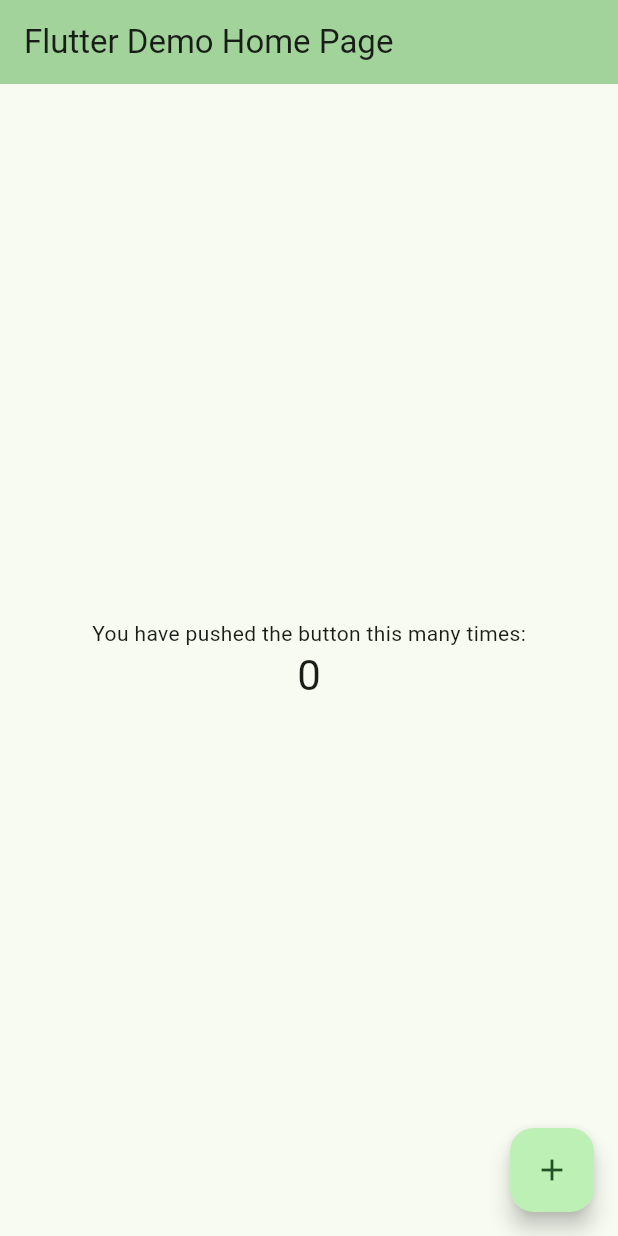
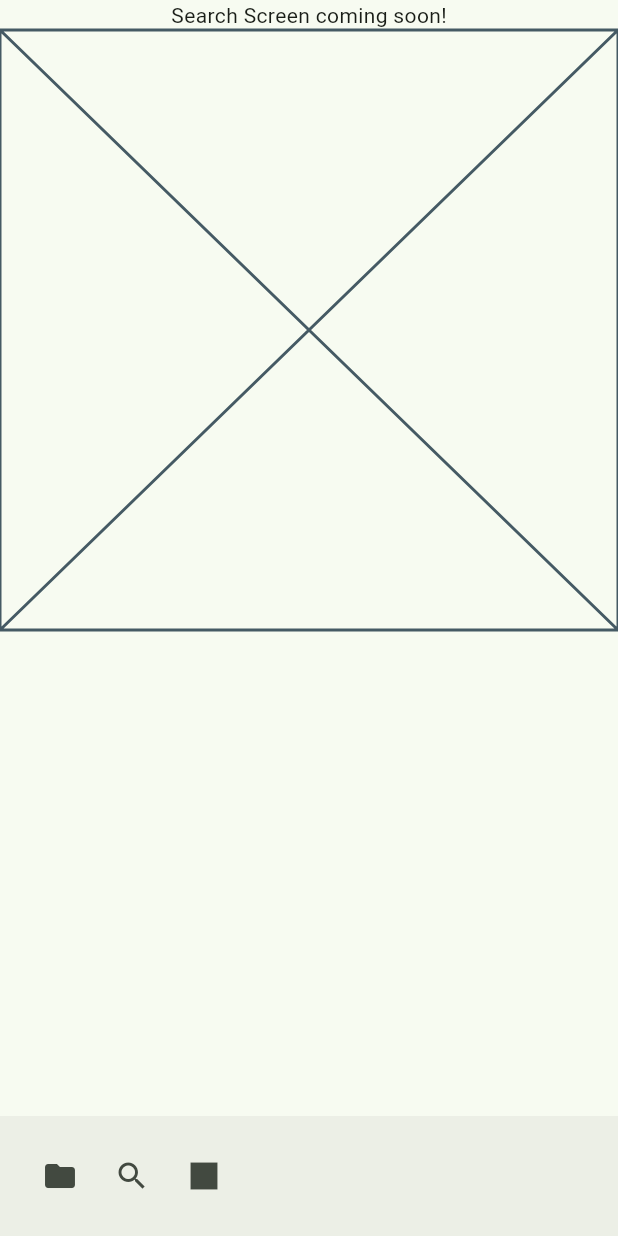
Before and after one commit to AJPASHA/dreamkeeper, a Flutter app: the screen it shows after launch, on a phone screen of 412 x 824 dp. Run offline on Flutter 3.47's test engine with Material 3 defaults, Android fonts, the phone set to English and light mode, and no system bars.

Commit message:
implementing Core Navigation

```diff
--- a/lib/main.dart
+++ b/lib/main.dart
@@ -1,3 +1,4 @@
+import 'package:dreamkeeper/pages/index/index.dart';
 import 'package:flutter/material.dart';
 
 void main() {
@@ -13,113 +14,99 @@
     return MaterialApp(
       title: 'Flutter Demo',
       theme: ThemeData(
-        // This is the theme of your application.
-        //
-        // TRY THIS: Try running your application with "flutter run". You'll see
-        // the application has a purple toolbar. Then, without quitting the app,
-        // try changing the seedColor in the colorScheme below to Colors.green
-        // and then invoke "hot reload" (save your changes or press the "hot
-        // reload" button in a Flutter-supported IDE, or press "r" if you used
-        // the command line to start the app).
-        //
-        // Notice that the counter didn't reset back to zero; the application
-        // state is not lost during the reload. To reset the state, use hot
-        // restart instead.
-        //
-        // This works for code too, not just values: Most code changes can be
-        // tested with just a hot reload.
         colorScheme: ColorScheme.fromSeed(seedColor: Colors.green),
         useMaterial3: true,
       ),
-      home: const MyHomePage(title: 'Flutter Demo Home Page'),
+      // onGenerateRoute:RouteGenerator.generateRoute,
+      home: const Index(),
     );
   }
 }
 
-class MyHomePage extends StatefulWidget {
-  const MyHomePage({super.key, required this.title});
+// class MyHomePage extends StatefulWidget {
+//   const MyHomePage({super.key, required this.title});
 
-  // This widget is the home page of your application. It is stateful, meaning
-  // that it has a State object (defined below) that contains fields that affect
-  // how it looks.
+//   // This widget is the home page of your application. It is stateful, meaning
+//   // that it has a State object (defined below) that contains fields that affect
+//   // how it looks.
 
-  // This class is the configuration for the state. It holds the values (in this
-  // case the title) provided by the parent (in this case the App widget) and
-  // used by the build method of the State. Fields in a Widget subclass are
-  // always marked "final".
+//   // This class is the configuration for the state. It holds the values (in this
+//   // case the title) provided by the parent (in this case the App widget) and
+//   // used by the build method of the State. Fields in a Widget subclass are
+//   // always marked "final".
 
-  final String title;
+//   final String title;
 
-  @override
-  State<MyHomePage> createState() => _MyHomePageState();
-}
+//   @override
+//   State<MyHomePage> createState() => _MyHomePageState();
+// }
 
-class _MyHomePageState extends State<MyHomePage> {
-  int _counter = 0;
+// class _MyHomePageState extends State<MyHomePage> {
+//   int _counter = 0;
 
-  void _incrementCounter() {
-    setState(() {
-      // This call to setState tells the Flutter framework that something has
-      // changed in this State, which causes it to rerun the build method below
-      // so that the display can reflect the updated values. If we changed
-      // _counter without calling setState(), then the build method would not be
-      // called again, and so nothing would appear to happen.
-      _counter++;
-    });
-  }
+//   void _incrementCounter() {
+//     setState(() {
+//       // This call to setState tells the Flutter framework that something has
+//       // changed in this State, which causes it to rerun the build method below
+//       // so that the display can reflect the updated values. If we changed
+//       // _counter without calling setState(), then the build method would not be
+//       // called again, and so nothing would appear to happen.
+//       _counter++;
+//     });
+//   }
 
-  @override
-  Widget build(BuildContext context) {
-    // This method is rerun every time setState is called, for instance as done
-    // by the _incrementCounter method above.
-    //
-    // The Flutter framework has been optimized to make rerunning build methods
-    // fast, so that you can just rebuild anything that needs updating rather
-    // than having to individually change instances of widgets.
-    return Scaffold(
-      appBar: AppBar(
-        // TRY THIS: Try changing the color here to a specific color (to
-        // Colors.amber, perhaps?) and trigger a hot reload to see the AppBar
-        // change color while the other colors stay the same.
-        backgroundColor: Theme.of(context).colorScheme.inversePrimary,
-        // Here we take the value from the MyHomePage object that was created by
-        // the App.build method, and use it to set our appbar title.
-        title: Text(widget.title),
-      ),
-      body: Center(
-        // Center is a layout widget. It takes a single child and positions it
-        // in the middle of the parent.
-        child: Column(
-          // Column is also a layout widget. It takes a list of children and
-          // arranges them vertically. By default, it sizes itself to fit its
-          // children horizontally, and tries to be as tall as its parent.
-          //
-          // Column has various properties to control how it sizes itself and
-          // how it positions its children. Here we use mainAxisAlignment to
-          // center the children vertically; the main axis here is the vertical
-          // axis because Columns are vertical (the cross axis would be
-          // horizontal).
-          //
-          // TRY THIS: Invoke "debug painting" (choose the "Toggle Debug Paint"
-          // action in the IDE, or press "p" in the console), to see the
-          // wireframe for each widget.
-          mainAxisAlignment: MainAxisAlignment.center,
-          children: <Widget>[
-            const Text(
-              'You have pushed the button this many times:',
-            ),
-            Text(
-              '$_counter',
-              style: Theme.of(context).textTheme.headlineMedium,
-            ),
-          ],
-        ),
-      ),
-      floatingActionButton: FloatingActionButton(
-        onPressed: _incrementCounter,
-        tooltip: 'Increment',
-        child: const Icon(Icons.add),
-      ), // This trailing comma makes auto-formatting nicer for build methods.
-    );
-  }
-}
+//   @override
+//   Widget build(BuildContext context) {
+//     // This method is rerun every time setState is called, for instance as done
+//     // by the _incrementCounter method above.
+//     //
+//     // The Flutter framework has been optimized to make rerunning build methods
+//     // fast, so that you can just rebuild anything that needs updating rather
+//     // than having to individually change instances of widgets.
+//     return Scaffold(
+//       appBar: AppBar(
+//         // TRY THIS: Try changing the color here to a specific color (to
+//         // Colors.amber, perhaps?) and trigger a hot reload to see the AppBar
+//         // change color while the other colors stay the same.
+//         backgroundColor: Theme.of(context).colorScheme.inversePrimary,
+//         // Here we take the value from the MyHomePage object that was created by
+//         // the App.build method, and use it to set our appbar title.
+//         title: Text(widget.title),
+//       ),
+//       body: Center(
+//         // Center is a layout widget. It takes a single child and positions it
+//         // in the middle of the parent.
+//         child: Column(
+//           // Column is also a layout widget. It takes a list of children and
+//           // arranges them vertically. By default, it sizes itself to fit its
+//           // children horizontally, and tries to be as tall as its parent.
+//           //
+//           // Column has various properties to control how it sizes itself and
+//           // how it positions its children. Here we use mainAxisAlignment to
+//           // center the children vertically; the main axis here is the vertical
+//           // axis because Columns are vertical (the cross axis would be
+//           // horizontal).
+//           //
+//           // TRY THIS: Invoke "debug painting" (choose the "Toggle Debug Paint"
+//           // action in the IDE, or press "p" in the console), to see the
+//           // wireframe for each widget.
+//           mainAxisAlignment: MainAxisAlignment.center,
+//           children: <Widget>[
+//             const Text(
+//               'You have pushed the button this many times:',
+//             ),
+//             Text(
+//               '$_counter',
+//               style: Theme.of(context).textTheme.headlineMedium,
+//             ),
+//           ],
+//         ),
+//       ),
+//       floatingActionButton: FloatingActionButton(
+//         onPressed: _incrementCounter,
+//         tooltip: 'Increment',
+//         child: const Icon(Icons.add),
+//       ), // This trailing comma makes auto-formatting nicer for build methods.
+//     );
+//   }
+// }
--- /dev/null
+++ b/lib/pages/index/index.dart
@@ -0,0 +1,72 @@
+import 'package:flutter/material.dart';
+// Import Page widgets for the nav bar
+import 'pages/browser.dart';
+import 'pages/search.dart';
+import 'pages/tabs.dart';
+
+/// index.dart
+///
+/// The Home page of the app
+/// A navigation bar which is able to render widgets related to the core functionalities
+/// Can display contents relating to file browsing, searching for notes and the editor
+/// Access: Public
+///
+class Index extends StatefulWidget {
+  const Index({super.key});
+
+  @override
+  State<Index> createState() => _IndexState();
+}
+
+class _IndexState extends State<Index> {
+  Widget _currentView = Search();
+
+
+  @override
+  Widget build(BuildContext context) {
+
+    // The List of buttons in the nav bar
+    final List<IconButton> destinations = [
+      _buildBrowserButton(),
+      _buildSearchButton(),
+      _buildTabsButton(),
+    ];
+    // The list
+    final isMobile = Theme.of(context).platform == TargetPlatform.iOS ||
+                     Theme.of(context).platform == TargetPlatform.android;
+
+    // Navigator.of(context).pushNamed()
+    return Scaffold(
+      body: SafeArea(child: _currentView),
+      appBar: isMobile ? null : AppBar(
+        actions: destinations,
+      ),
+      bottomNavigationBar: !isMobile ? null : BottomAppBar(
+        child: Row(
+          children: destinations,
+        ),
+      ),
+    );
+  }
+
+
+  IconButton _buildBrowserButton() {
+    return IconButton(
+      icon: const Icon(Icons.folder),
+      onPressed: () => setState(() => _currentView= const Browser()),
+    );
+  }
+
+  IconButton _buildSearchButton() {
+    return IconButton(
+      icon: const Icon(Icons.search),
+      onPressed: () => setState(() => _currentView= const Search()),
+    );
+  }
+  IconButton _buildTabsButton() {
+    return IconButton(
+      icon: const Icon(Icons.square),
+      onPressed: () => setState(() => _currentView= const Tabs()),
+    );
+  }
+}
--- /dev/null
+++ b/lib/pages/index/pages/browser.dart
@@ -0,0 +1,19 @@
+
+import 'package:flutter/material.dart';
+/// The class for the file browser screen
+///
+class Browser extends StatelessWidget {
+  const Browser({super.key});
+
+  @override
+  Widget build(BuildContext context) {
+    return Scaffold (
+      body: Column(
+        children: [
+          Text("Browser Screen coming soon!"),
+          Placeholder(),
+        ],
+      )
+    );
+  }
+}
--- /dev/null
+++ b/lib/pages/index/pages/search.dart
@@ -0,0 +1,21 @@
+
+
+import 'package:flutter/material.dart';
+
+/// The class for the search bar screen
+///
+class Search extends StatelessWidget {
+  const Search({super.key});
+
+  @override
+  Widget build(BuildContext context) {
+    return Scaffold (
+      body: Column(
+        children: [
+          Text("Search Screen coming soon!"),
+          Placeholder(),
+        ],
+      )
+    );
+  }
+}
--- /dev/null
+++ b/lib/pages/index/pages/tabs.dart
@@ -0,0 +1,20 @@
+
+import 'package:flutter/material.dart';
+
+/// The class for the tabs screen
+///
+class Tabs extends StatelessWidget {
+  const Tabs({super.key});
+
+  @override
+  Widget build(BuildContext context) {
+    return Scaffold (
+      body: Column(
+        children: [
+          Text("Tab Switcher Screen coming soon!"),
+          Placeholder(),
+        ],
+      )
+    );
+  }
+}
```
Also changed, not shown: lib/route_generator.dart (added, +37 -0 lines), pubspec.yaml (+72 -8 lines), lib/pages/index/pages/editor.dart (added), lib/pages/index/pages/feed.dart (added), lib/pages/index/pages/search_results.dart (added), lib/pages/onboarding.dart (added), lib/pages/settings.dart (added), lib/pages/sign_in.dart (added), lib/pages/sign_up.dart (added), lib/pages/splash.dart (added), pubspec.lock.
